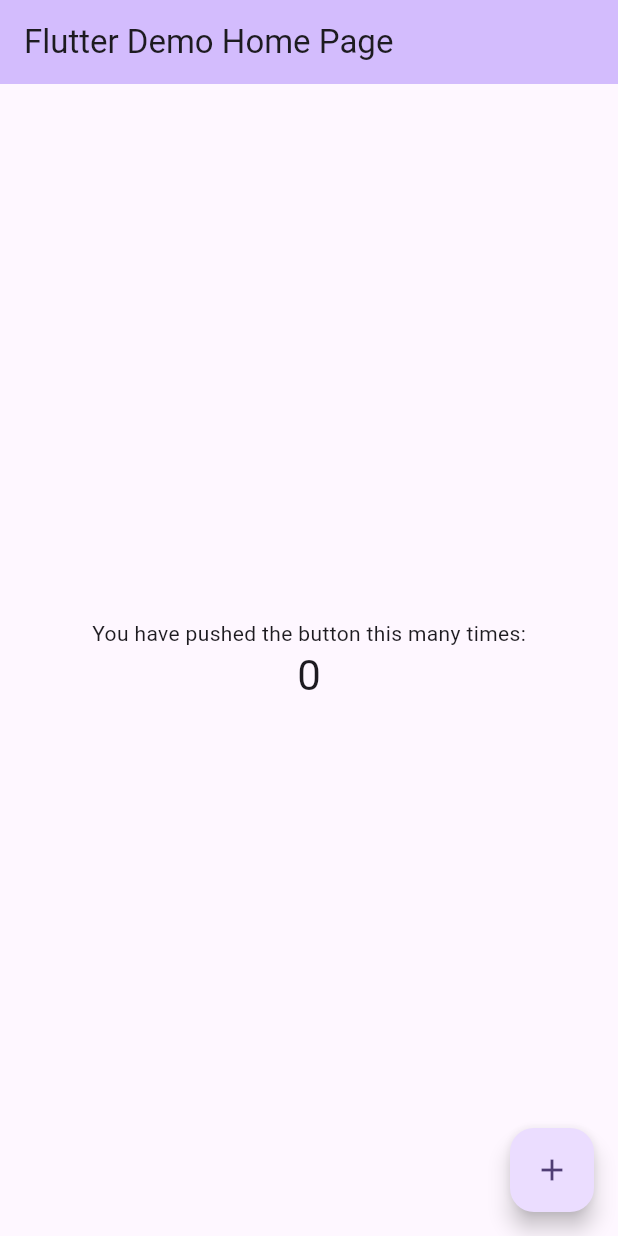
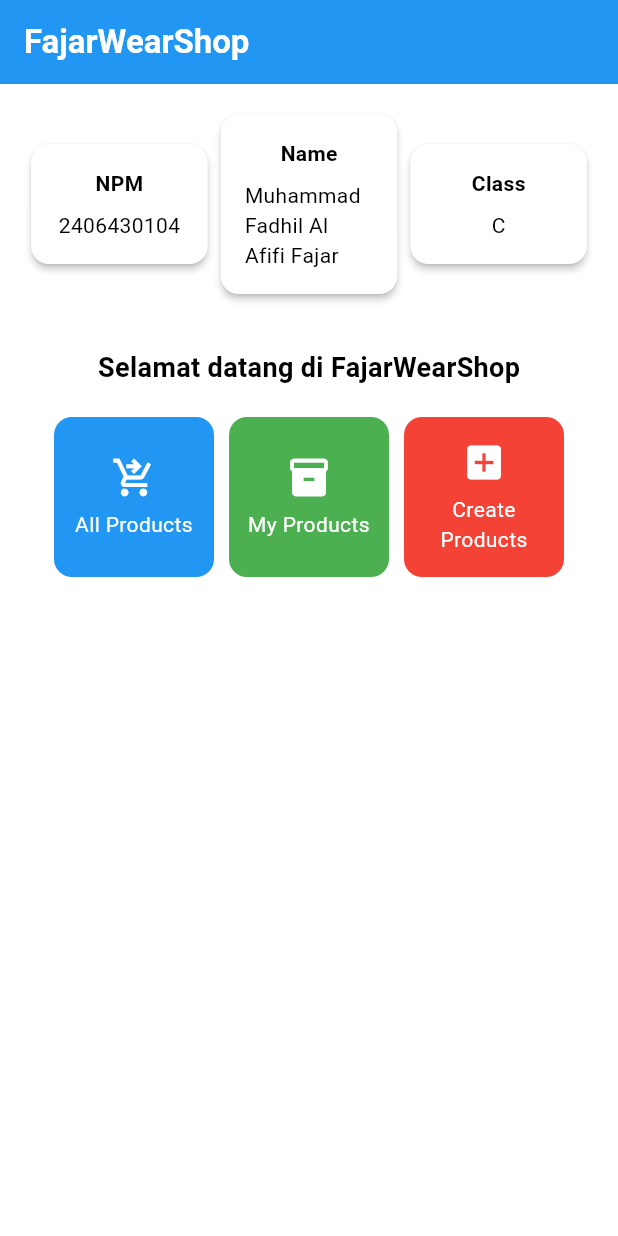
Before and after one commit to mfadhilfajar-oss/fajarwearshop-mobile, a Flutter app: the screen it shows after launch, on a phone screen of 412 x 824 dp. Run offline on Flutter 3.47's test engine with Material 3 defaults, Android fonts, the phone set to English and light mode, and no system bars.

Commit message:
Tugas 7 selesai

```diff
--- a/lib/main.dart
+++ b/lib/main.dart
@@ -1,4 +1,5 @@
 import 'package:flutter/material.dart';
+import 'package:fajarwearshop/menu.dart';
 
 void main() {
   runApp(const MyApp());
@@ -28,95 +29,10 @@
         //
         // This works for code too, not just values: Most code changes can be
         // tested with just a hot reload.
-        colorScheme: ColorScheme.fromSeed(seedColor: Colors.deepPurple),
+        colorScheme: ColorScheme.fromSwatch(primarySwatch: Colors.blue)
+            .copyWith(secondary: Colors.blueAccent[400]),
       ),
-      home: const MyHomePage(title: 'Flutter Demo Home Page'),
+      home: MyHomePage(),
     );
   }
 }
-
-class MyHomePage extends StatefulWidget {
-  const MyHomePage({super.key, required this.title});
-
-  // This widget is the home page of your application. It is stateful, meaning
-  // that it has a State object (defined below) that contains fields that affect
-  // how it looks.
-
-  // This class is the configuration for the state. It holds the values (in this
-  // case the title) provided by the parent (in this case the App widget) and
-  // used by the build method of the State. Fields in a Widget subclass are
-  // always marked "final".
-
-  final String title;
-
-  @override
-  State<MyHomePage> createState() => _MyHomePageState();
-}
-
-class _MyHomePageState extends State<MyHomePage> {
-  int _counter = 0;
-
-  void _incrementCounter() {
-    setState(() {
-      // This call to setState tells the Flutter framework that something has
-      // changed in this State, which causes it to rerun the build method below
-      // so that the display can reflect the updated values. If we changed
-      // _counter without calling setState(), then the build method would not be
-      // called again, and so nothing would appear to happen.
-      _counter++;
-    });
-  }
-
-  @override
-  Widget build(BuildContext context) {
-    // This method is rerun every time setState is called, for instance as done
-    // by the _incrementCounter method above.
-    //
-    // The Flutter framework has been optimized to make rerunning build methods
-    // fast, so that you can just rebuild anything that needs updating rather
-    // than having to individually change instances of widgets.
-    return Scaffold(
-      appBar: AppBar(
-        // TRY THIS: Try changing the color here to a specific color (to
-        // Colors.amber, perhaps?) and trigger a hot reload to see the AppBar
-        // change color while the other colors stay the same.
-        backgroundColor: Theme.of(context).colorScheme.inversePrimary,
-        // Here we take the value from the MyHomePage object that was created by
-        // the App.build method, and use it to set our appbar title.
-        title: Text(widget.title),
-      ),
-      body: Center(
-        // Center is a layout widget. It takes a single child and positions it
-        // in the middle of the parent.
-        child: Column(
-          // Column is also a layout widget. It takes a list of children and
-          // arranges them vertically. By default, it sizes itself to fit its
-          // children horizontally, and tries to be as tall as its parent.
-          //
-          // Column has various properties to control how it sizes itself and
-          // how it positions its children. Here we use mainAxisAlignment to
-          // center the children vertically; the main axis here is the vertical
-          // axis because Columns are vertical (the cross axis would be
-          // horizontal).
-          //
-          // TRY THIS: Invoke "debug painting" (choose the "Toggle Debug Paint"
-          // action in the IDE, or press "p" in the console), to see the
-          // wireframe for each widget.
-          mainAxisAlignment: MainAxisAlignment.center,
-          children: <Widget>[
-            const Text('You have pushed the button this many times:'),
-            Text(
-              '$_counter',
-              style: Theme.of(context).textTheme.headlineMedium,
-            ),
-          ],
-        ),
-      ),
-      floatingActionButton: FloatingActionButton(
-        onPressed: _incrementCounter,
-        tooltip: 'Increment',
-        child: const Icon(Icons.add),
-      ), // This trailing comma makes auto-formatting nicer for build methods.
-    );
-  }
-}
--- /dev/null
+++ b/lib/menu.dart
@@ -0,0 +1,148 @@
+import 'package:flutter/material.dart';
+
+class MyHomePage extends StatelessWidget {
+  MyHomePage({super.key});
+
+  final String nama = "Muhammad Fadhil Al Afifi Fajar";
+  final String npm = "2406430104";
+  final String kelas = "C";
+
+  final List<ItemHomepage> items = [
+    ItemHomepage("All Products", Icons.shopping_cart_checkout, Colors.blue),
+    ItemHomepage("My Products", Icons.inventory, Colors.green),
+    ItemHomepage("Create Products", Icons.add_box, Colors.red),
+  ];
+
+  @override
+  Widget build(BuildContext context) {
+    return Scaffold(
+      appBar: AppBar(
+        title: const Text(
+          'FajarWearShop',
+          style: TextStyle(
+            color: Colors.white,
+            fontWeight: FontWeight.bold,
+          ),
+        ),
+        backgroundColor: Theme.of(context).colorScheme.primary,
+      ),
+      body: Padding(
+        padding: const EdgeInsets.all(16.0),
+        child: Column(
+          crossAxisAlignment: CrossAxisAlignment.center,
+          children: [
+            Row(
+              mainAxisAlignment: MainAxisAlignment.spaceEvenly,
+              children: [
+                InfoCard(title: 'NPM', content: npm),
+                InfoCard(title: 'Name', content: nama),
+                InfoCard(title: 'Class', content: kelas),
+              ],
+            ),
+            const SizedBox(height: 16.0),
+            Center(
+              child: Column(
+                children: [
+                  const Padding(
+                    padding: EdgeInsets.only(top: 16.0),
+                    child: Text(
+                      'Selamat datang di FajarWearShop',
+                      style: TextStyle(
+                        fontWeight: FontWeight.bold,
+                        fontSize: 18.0,
+                      ),
+                    ),
+                  ),
+                  GridView.count(
+                    primary: false,
+                    padding: const EdgeInsets.all(20),
+                    crossAxisSpacing: 10,
+                    mainAxisSpacing: 10,
+                    crossAxisCount: 3,
+                    shrinkWrap: true,
+                    children: items.map((ItemHomepage item) {
+                      return ItemCard(item);
+                    }).toList(),
+                  ),
+                ],
+              ),
+            ),
+          ],
+        ),
+      ),
+    );
+  }
+}
+
+class InfoCard extends StatelessWidget {
+  final String title;
+  final String content;
+
+  const InfoCard({super.key, required this.title, required this.content});
+
+  @override
+  Widget build(BuildContext context) {
+    return Card(
+      elevation: 2.0,
+      child: Container(
+        width: MediaQuery.of(context).size.width / 3.5,
+        padding: const EdgeInsets.all(16.0),
+        child: Column(
+          children: [
+            Text(title, style: const TextStyle(fontWeight: FontWeight.bold)),
+            const SizedBox(height: 8.0),
+            Text(content),
+          ],
+        ),
+      ),
+    );
+  }
+}
+
+class ItemHomepage {
+  final String name;
+  final IconData icon;
+  final Color color;
+
+  ItemHomepage(this.name, this.icon, this.color);
+}
+
+class ItemCard extends StatelessWidget {
+  final ItemHomepage item;
+
+  const ItemCard(this.item, {super.key});
+
+  @override
+  Widget build(BuildContext context) {
+    return Material(
+      color: item.color,
+      borderRadius: BorderRadius.circular(12),
+      child: InkWell(
+        onTap: () {
+          ScaffoldMessenger.of(context)
+            ..hideCurrentSnackBar()
+            ..showSnackBar(
+              SnackBar(content: Text("Kamu telah menekan tombol ${item.name}!")),
+            );
+        },
+        child: Container(
+          padding: const EdgeInsets.all(8),
+          child: Center(
+            child: Column(
+              mainAxisAlignment: MainAxisAlignment.center,
+              children: [
+                Icon(item.icon, color: Colors.white, size: 30.0),
+                const Padding(padding: EdgeInsets.all(3)),
+                Text(
+                  item.name,
+                  textAlign: TextAlign.center,
+                  style: const TextStyle(color: Colors.white),
+                ),
+              ],
+            ),
+          ),
+        ),
+      ),
+    );
+  }
+}
```
Also changed, not shown: 1 other file.
